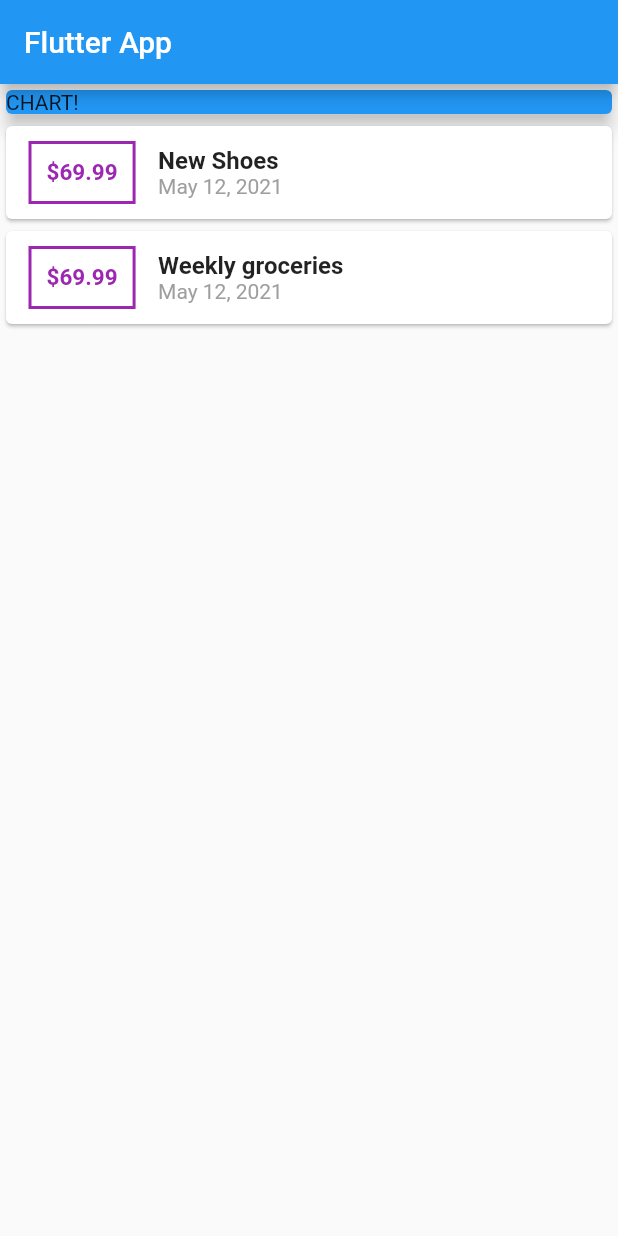
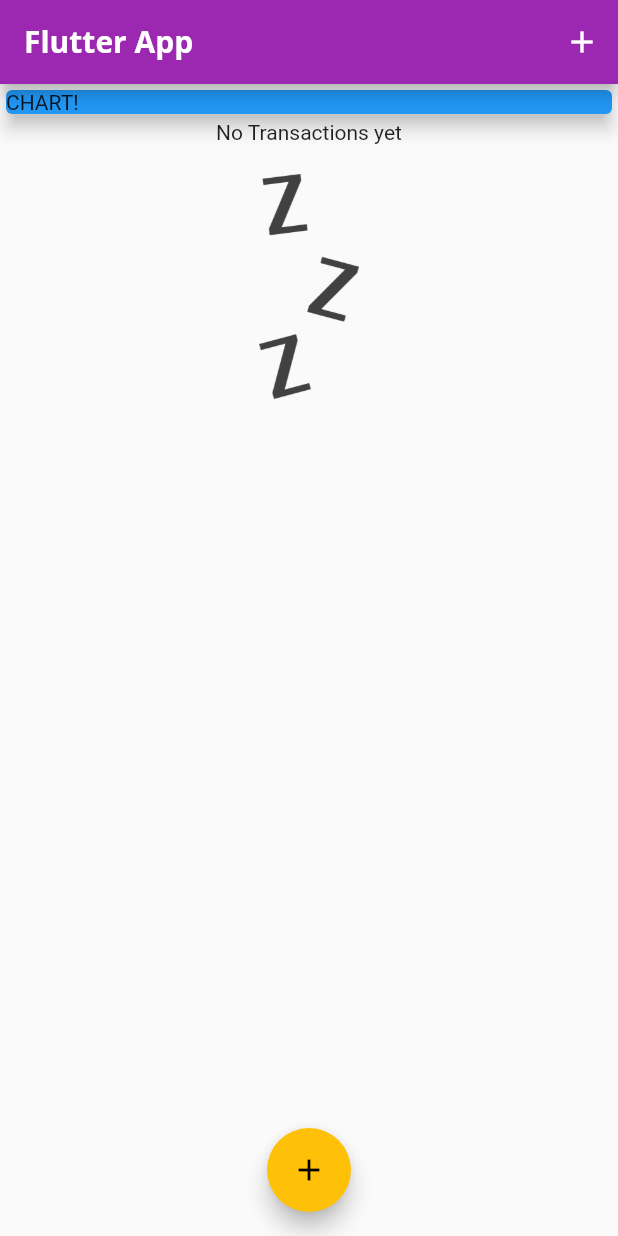
Before and after one commit to BVSathyaRakesh/expend-analyser, a Flutter app: the screen it shows after launch, on a phone screen of 412 x 824 dp. Run offline on Flutter 3.47's test engine with Material 2 defaults, Android fonts, the phone set to English and light mode, and no system bars.

Commit message:
Transactions with BottomSheetModel

```diff
--- /dev/null
+++ b/lib/Widgets/transactions_list.dart
@@ -0,0 +1,81 @@
+import 'package:flutter/material.dart';
+import 'package:intl/intl.dart';
+import '../Models/transaction.dart';
+
+// ignore: camel_case_types
+class transactions_List extends StatelessWidget {
+  final List<Transaction> _userTransactions;
+
+  transactions_List(this._userTransactions);
+
+  @override
+  Widget build(BuildContext context) {
+    return Container(
+      height: 200,
+      child: _userTransactions.isEmpty
+          ? Column(
+              children: [
+                Text('No Transactions yet'),
+                SizedBox(
+                  height: 20,
+                ),
+                Container(
+                    height: 150,
+                    child: Image.asset(
+                      'assets/images/waiting.png',
+                      fit: BoxFit.cover,
+                    )),
+              ],
+            )
+          : ListView.builder(
+              itemBuilder: (ctx, index) {
+                return Card(
+                  child: Row(
+                    children: [
+                      Container(
+                        margin: EdgeInsets.symmetric(
+                          vertical: 10,
+                          horizontal: 15,
+                        ),
+                        padding: EdgeInsets.all(10),
+                        decoration: BoxDecoration(
+                          border: Border.all(
+                            color: Theme.of(context).primaryColor,
+                            width: 2,
+                          ),
+                        ),
+                        child: Text(
+                          '\$${_userTransactions[index].amount.toStringAsFixed(2)}',
+                          style: TextStyle(
+                            fontSize: 15,
+                            fontWeight: FontWeight.bold,
+                            color: Theme.of(context).primaryColor,
+                          ),
+                        ),
+                      ),
+                      Column(
+                        crossAxisAlignment: CrossAxisAlignment.start,
+                        children: [
+                          Text(
+                            _userTransactions[index].title,
+                            style: Theme.of(context).textTheme.headline6,
+                          ),
+                          Text(
+                            DateFormat.yMMMd()
+                                .format(_userTransactions[index].date),
+                            style: TextStyle(
+                              fontSize: 14,
+                              color: Colors.grey,
+                            ),
+                          ),
+                        ],
+                      ),
+                    ],
+                  ),
+                );
+              },
+              itemCount: _userTransactions.length,
+            ),
+    );
+  }
+}
--- a/lib/main.dart
+++ b/lib/main.dart
@@ -1,8 +1,8 @@
-import 'dart:ui';
-import 'package:intl/intl.dart';
+import 'package:flutter/material.dart';
 
-import 'package:flutter/material.dart';
-import './transaction.dart';
+import './widgets/new_transaction.dart';
+import './Widgets/transactions_list.dart';
+import './Models/transaction.dart';
 
 void main() => runApp(MyApp());
 
@@ -10,36 +10,102 @@
   @override
   Widget build(BuildContext context) {
     return MaterialApp(
+      title: 'Flutter App',
+      theme: ThemeData(
+        textTheme: ThemeData.light().textTheme.copyWith(
+              headline6: TextStyle(
+                fontFamily: 'OpenSans',
+                fontWeight: FontWeight.bold,
+                fontSize: 18,
+              ),
+            ),
+        primarySwatch: Colors.purple,
+        accentColor: Colors.amber,
+        fontFamily: 'Quicksand',
+        appBarTheme: AppBarTheme(
+          textTheme: ThemeData.light().textTheme.copyWith(
+                headline6: TextStyle(
+                  fontFamily: 'OpenSans',
+                ),
+              ),
+        ),
+      ),
       home: MyHomePage(),
     );
   }
 }
 
-class MyHomePage extends StatelessWidget {
-  final List<Transaction> transactions = [
-    Transaction(
-      id: 't1',
-      title: 'New Shoes',
-      amount: 69.99,
+class MyHomePage extends StatefulWidget {
+  // String titleInput;
+  // String amountInput;
+  @override
+  _MyHomePageState createState() => _MyHomePageState();
+}
+
+class _MyHomePageState extends State<MyHomePage> {
+  final List<Transaction> _userTransactions = [
+    // Transaction(
+    //   id: 't1',
+    //   title: 'New Shoes',
+    //   amount: 69.99,
+    //   date: DateTime.now(),
+    // ),
+    // Transaction(
+    //   id: 't2',
+    //   title: 'Weekly Groceries',
+    //   amount: 16.53,
+    //   date: DateTime.now(),
+    // ),
+  ];
+
+  void _addNewTransaction(String txTitle, double txAmount) {
+    final newTx = Transaction(
+      title: txTitle,
+      amount: txAmount,
       date: DateTime.now(),
-    ),
-    Transaction(
-      id: 't2',
-      title: 'Weekly groceries',
-      amount: 69.99,
-      date: DateTime.now(),
-    ),
-  ];
+      id: DateTime.now().toString(),
+    );
+
+    setState(() {
+      _userTransactions.add(newTx);
+    });
+  }
+
+  void _startAddNewTransaction(BuildContext ctx) {
+    showModalBottomSheet(
+      context: ctx,
+      builder: (_) {
+        return GestureDetector(
+          onTap: () {},
+          child: NewTransaction(_addNewTransaction),
+          behavior: HitTestBehavior.opaque,
+        );
+      },
+    );
+  }
 
   @override
   Widget build(BuildContext context) {
     return Scaffold(
       appBar: AppBar(
-        title: Text('Flutter App'),
+        title: Text(
+          'Flutter App',
+          style: TextStyle(
+            fontWeight: FontWeight.bold,
+            fontSize: 20,
           ),
-      body: Column(
-        //mainAxisAlignment: MainAxisAlignment.spaceAround,
-        crossAxisAlignment: CrossAxisAlignment.center,
+        ),
+        actions: <Widget>[
+          IconButton(
+            icon: Icon(Icons.add),
+            onPressed: () => _startAddNewTransaction(context),
+          ),
+        ],
+      ),
+      body: SingleChildScrollView(
+        child: Column(
+          // mainAxisAlignment: MainAxisAlignment.start,
+          crossAxisAlignment: CrossAxisAlignment.stretch,
           children: <Widget>[
             Container(
               width: double.infinity,
@@ -49,55 +115,14 @@
                 elevation: 5,
               ),
             ),
-          Column(
-            children: transactions.map((tx) {
-              return Card(
-                  child: Row(
-                children: [
-                  Container(
-                    margin: EdgeInsets.symmetric(
-                      vertical: 10,
-                      horizontal: 15,
-                    ),
-                    padding: EdgeInsets.all(10),
-                    decoration: BoxDecoration(
-                        border: Border.all(
-                      color: Colors.purple,
-                      width: 2,
-                    )),
-                    child: Text(
-                      '\$${tx.amount}',
-                      style: TextStyle(
-                        fontSize: 15,
-                        fontWeight: FontWeight.bold,
-                        color: Colors.purple,
+            transactions_List(_userTransactions),
+          ],
         ),
       ),
-                  ),
-                  Column(
-                    crossAxisAlignment: CrossAxisAlignment.start,
-                    children: [
-                      Text(
-                        tx.title,
-                        style: TextStyle(
-                          fontSize: 16,
-                          fontWeight: FontWeight.bold,
-                        ),
-                      ),
-                      Text(
-                        DateFormat.yMMMd().format(tx.date),
-                        style: TextStyle(
-                          fontSize: 14,
-                          color: Colors.grey,
-                        ),
-                      ),
-                    ],
-                  ),
-                ],
-              ));
-            }).toList(),
-          )
-        ],
+      floatingActionButtonLocation: FloatingActionButtonLocation.centerFloat,
+      floatingActionButton: FloatingActionButton(
+        child: Icon(Icons.add),
+        onPressed: () => _startAddNewTransaction(context),
       ),
     );
   }
--- a/lib/transaction.dart
+++ /dev/null
@@ -1,14 +0,0 @@
-import 'package:flutter/foundation.dart';
-
-class Transaction {
-  final String id;
-  final String title;
-  final double amount;
-  final DateTime date;
-
-  Transaction(
-      {@required this.id,
-      @required this.title,
-      @required this.amount,
-      @required this.date});
-}
```
Also changed, not shown: lib/Widgets/new_transaction.dart (added, +59 -0 lines), pubspec.yaml (+15 -9 lines), assets/fonts/OpenSans-Bold.ttf (added), assets/fonts/OpenSans-Regular.ttf (added), assets/fonts/Quicksand-Bold.ttf (added), assets/fonts/Quicksand-Light.ttf (added), assets/fonts/Quicksand-Medium.ttf (added), assets/fonts/Quicksand-Regular.ttf (added), assets/images/waiting.png (added), lib/Models/transaction.dart (added). Lines whose indentation alone changed are shown as unchanged.
